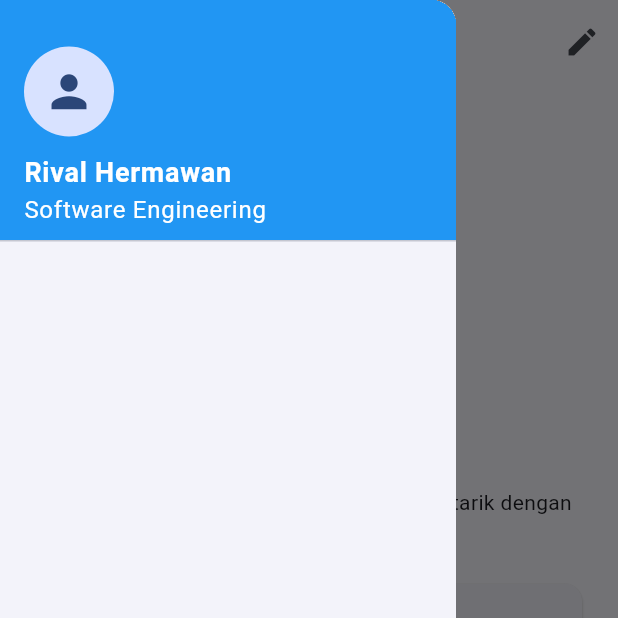
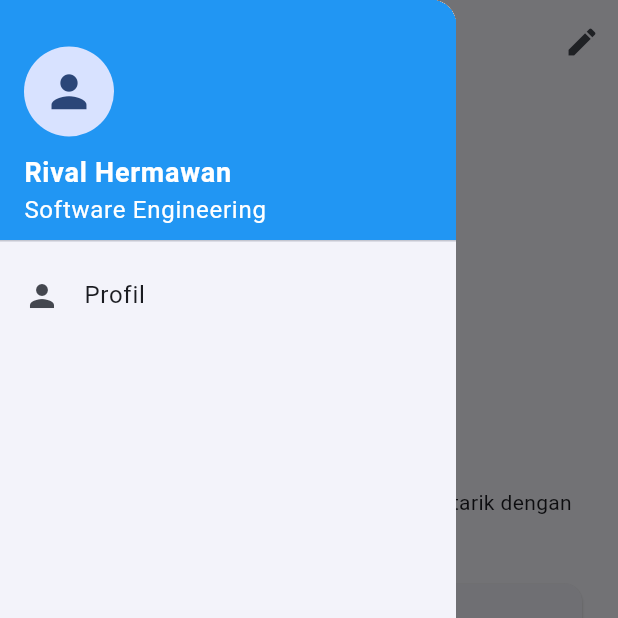
Before and after one commit to Paulothejungle/uts_aplikasi_mobile, a Flutter app: the screen it shows after launch, with the side drawer open, on a phone screen of 412 x 824 dp, the top half of it. Run offline on Flutter 3.47's test engine with Material 3 defaults, Android fonts, the phone set to English and light mode, and no system bars; accounts and stored records are empty.

Commit message:
create:list title profil

```diff
--- a/lib/screens/profile_page.dart
+++ b/lib/screens/profile_page.dart
@@ -121,7 +121,16 @@ class _ProfilePageState extends State<ProfilePage> {
                 ],
               ),
             ),
-
+            ListTile(
+              leading: Icon(Icons.person),
+              title: Text('Profil'),
+              onTap: () {
+                setState((){
+                  _selectedIndex = 0;
+                });
+                Navigator.pop(context);
+              },
+            ),
           ],
         ),
       ),
```
